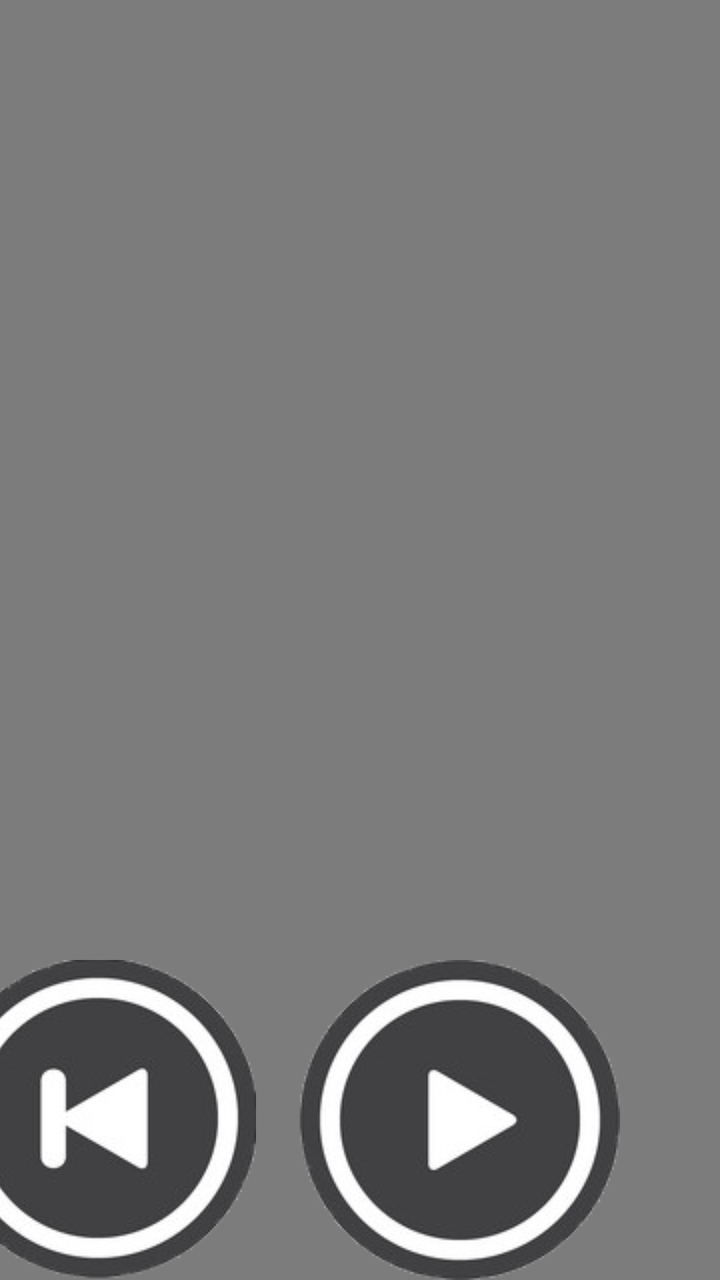
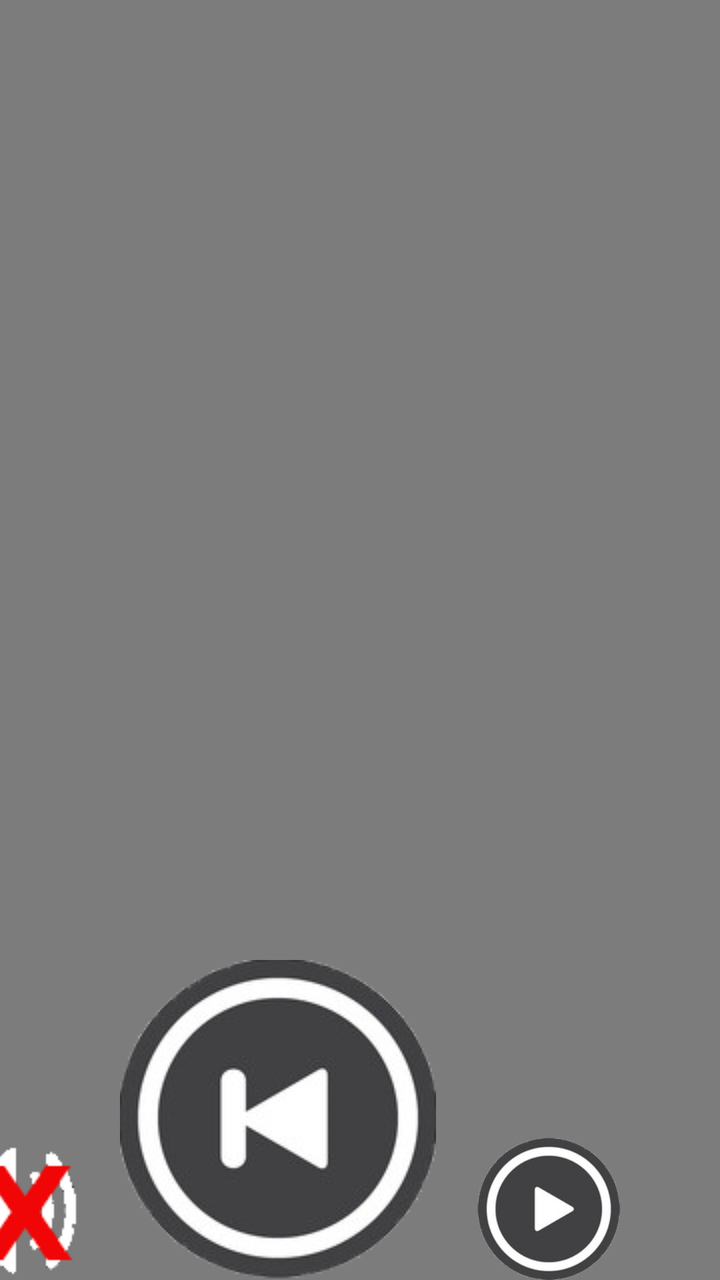

Two renders of the same Android screen: before a commit and after it. Below are the layout's source before the change and the commit's diff.
<!-- AndroidManifest.xml: application theme AppTheme -->
<!-- res/layout/player_control_buttons_layout.xml -->
<?xml version="1.0" encoding="utf-8"?>
<LinearLayout xmlns:android="http://schemas.android.com/apk/res/android"
    android:orientation="horizontal"
    android:layout_width="match_parent"
    android:layout_height="wrap_content"
    android:layout_margin="0dp"
    android:padding="0dp"
    android:background="@color/transparentMediumDark"
    android:gravity="center_horizontal|bottom">

    <ImageButton
        android:id="@+id/previousMediaImageButton"
        android:layout_width="wrap_content"
        android:layout_height="wrap_content"
        android:layout_marginLeft="20dp"
        android:layout_marginRight="0dp"
        android:scaleType="centerInside"
        android:adjustViewBounds="true"
        android:src="@drawable/previous_media_button_image"
        android:background="@drawable/main_menuitem_background_color">
    </ImageButton>
    <FrameLayout
        android:id="@+id/playPauseButtonFrameLayout"
        android:layout_width="wrap_content"
        android:layout_height="wrap_content"
        android:layout_marginLeft="20dp"
        android:layout_marginRight="0dp">
        <ImageButton
            android:id="@+id/playMediaImageButton"
            android:layout_width="wrap_content"
            android:layout_height="wrap_content"
            android:scaleType="centerInside"
            android:adjustViewBounds="true"
            android:src="@drawable/play_media_button_image"
            android:background="@drawable/main_menuitem_background_color"
            android:visibility="visible">
        </ImageButton>
        <ImageButton
            android:id="@+id/pauseMediaImageButton"
            android:layout_width="wrap_content"
            android:layout_height="wrap_content"
            android:scaleType="centerInside"
            android:adjustViewBounds="true"
            android:src="@drawable/pause_media_button_image"
            android:background="@drawable/main_menuitem_background_color"
            android:visibility="gone">
        </ImageButton>
    </FrameLayout>
    <ImageButton
        android:id="@+id/replayMediaImageButton"
        android:layout_width="wrap_content"
        android:layout_height="wrap_content"
        android:layout_marginLeft="20dp"
        android:layout_marginRight="0dp"
        android:scaleType="centerInside"
        android:adjustViewBounds="true"
        android:src="@drawable/replay_media_button_image"
        android:background="@drawable/main_menuitem_background_color">
    </ImageButton>
    <ImageButton
        android:id="@+id/stopMediaImageButton"
        android:layout_width="wrap_content"
        android:layout_height="wrap_content"
        android:layout_marginLeft="20dp"
        android:layout_marginRight="0dp"
        android:scaleType="centerInside"
        android:adjustViewBounds="true"
        android:src="@drawable/stop_media_button_image"
        android:background="@drawable/main_menuitem_background_color">
    </ImageButton>
    <ImageButton
        android:id="@+id/nextMediaImageButton"
        android:layout_width="wrap_content"
        android:layout_height="wrap_content"
        android:layout_marginLeft="20dp"
        android:layout_marginRight="0dp"
        android:scaleType="centerInside"
        android:adjustViewBounds="true"
        android:src="@drawable/next_media_button_image"
        android:background="@drawable/main_menuitem_background_color">
    </ImageButton>
    <ImageButton
        android:id="@+id/heartImageButton"
        android:layout_width="wrap_content"
        android:layout_height="wrap_content"
        android:layout_marginLeft="20dp"
        android:layout_marginRight="0dp"
        android:scaleType="centerInside"
        android:adjustViewBounds="true"
        android:src="@drawable/heart"
        android:background="@drawable/main_menuitem_background_color">
    </ImageButton>
    <ImageButton
        android:id="@+id/actionMenuImageButton"
        android:layout_width="wrap_content"
        android:layout_height="wrap_content"
        android:layout_marginLeft="20dp"
        android:padding="0dp"
        android:scaleType="centerInside"
        android:adjustViewBounds="true"
        android:src="@drawable/circle_and_three_dots"
        android:background="@drawable/main_menuitem_background_color">
    </ImageButton>

</LinearLayout>
<!-- resources referenced by this layout -->
<resources>
  <color name="transparentMediumDark">#80000000</color>
  <!-- drawable circle_and_three_dots: png bitmap (drawable, 3522 bytes) -->
  <!-- drawable heart: png bitmap (drawable, 11360 bytes) -->
  <!-- drawable main_menuitem_background_color (drawable) -->
  <?xml version="1.0" encoding="utf-8"?>
  <selector xmlns:android="http://schemas.android.com/apk/res/android">
      <item
          android:state_pressed="true"
          android:drawable="@color/red">
      </item>
      <item
          android:drawable="@android:color/transparent">
      </item>
  </selector>
  <!-- drawable next_media_button_image: png bitmap (drawable, 37559 bytes) -->
  <!-- drawable pause_media_button_image: png bitmap (drawable, 35894 bytes) -->
  <!-- drawable play_media_button_image: png bitmap (drawable, 36219 bytes) -->
  <!-- drawable previous_media_button_image: png bitmap (drawable, 36901 bytes) -->
  <!-- drawable replay_media_button_image: png bitmap (drawable, 41000 bytes) -->
  <!-- drawable stop_media_button_image: png bitmap (drawable, 35166 bytes) -->
  <style name="AppTheme" parent="Theme.AppCompat.Light.NoActionBar">
          
          <item name="android:windowFullscreen">true</item>
          <item name="colorPrimary">@android:color/black</item>
          <item name="colorPrimaryDark">@color/colorPrimaryDark</item>
          <item name="colorAccent">@color/colorAccent</item>
          <item name="android:textColor">@color/white</item>
          <item name="android:textSize">72px</item>
          <item name="android:textStyle">normal</item>
          <item name="android:textAllCaps">false</item>
      </style>
  <color name="red">#ff0000</color>
  <color name="colorPrimaryDark">#303F9F</color>
  <color name="colorAccent">#FF4081</color>
  <color name="white">#FFFFFF</color>
</resources>

<!-- the commit's change to res/layout/player_control_buttons_layout.xml (unified diff, before → after) -->
@@ -8,12 +8,39 @@
     android:background="@color/transparentMediumDark"
     android:gravity="center_horizontal|bottom">
 
+    <FrameLayout
+        android:id="@+id/volumeButtonFrameLayout"
+        android:layout_width="wrap_content"
+        android:layout_height="wrap_content"
+        android:layout_marginStart="20dp"
+        android:layout_marginEnd="0dp">
+        <ImageButton
+            android:id="@+id/nonVolumeImageButton"
+            android:layout_width="wrap_content"
+            android:layout_height="wrap_content"
+            android:scaleType="centerInside"
+            android:adjustViewBounds="true"
+            android:src="@drawable/non_volume"
+            android:visibility="visible"
+            android:background="@drawable/main_menuitem_background_color">
+        </ImageButton>
+        <ImageButton
+            android:id="@+id/volumeImageButton"
+            android:layout_width="wrap_content"
+            android:layout_height="wrap_content"
+            android:scaleType="centerInside"
+            android:adjustViewBounds="true"
+            android:src="@drawable/volume"
+            android:visibility="gone"
+            android:background="@drawable/main_menuitem_background_color">
+        </ImageButton>
+    </FrameLayout>
     <ImageButton
         android:id="@+id/previousMediaImageButton"
         android:layout_width="wrap_content"
         android:layout_height="wrap_content"
-        android:layout_marginLeft="20dp"
-        android:layout_marginRight="0dp"
+        android:layout_marginStart="20dp"
+        android:layout_marginEnd="0dp"
         android:scaleType="centerInside"
         android:adjustViewBounds="true"
         android:src="@drawable/previous_media_button_image"
@@ -23,8 +50,8 @@
         android:id="@+id/playPauseButtonFrameLayout"
         android:layout_width="wrap_content"
         android:layout_height="wrap_content"
-        android:layout_marginLeft="20dp"
-        android:layout_marginRight="0dp">
+        android:layout_marginStart="20dp"
+        android:layout_marginEnd="0dp">
         <ImageButton
             android:id="@+id/playMediaImageButton"
             android:layout_width="wrap_content"
@@ -50,8 +77,8 @@
         android:id="@+id/replayMediaImageButton"
         android:layout_width="wrap_content"
         android:layout_height="wrap_content"
-        android:layout_marginLeft="20dp"
-        android:layout_marginRight="0dp"
+        android:layout_marginStart="20dp"
+        android:layout_marginEnd="0dp"
         android:scaleType="centerInside"
         android:adjustViewBounds="true"
         android:src="@drawable/replay_media_button_image"
@@ -61,8 +88,8 @@
         android:id="@+id/stopMediaImageButton"
         android:layout_width="wrap_content"
         android:layout_height="wrap_content"
-        android:layout_marginLeft="20dp"
-        android:layout_marginRight="0dp"
+        android:layout_marginStart="20dp"
+        android:layout_marginEnd="0dp"
         android:scaleType="centerInside"
         android:adjustViewBounds="true"
         android:src="@drawable/stop_media_button_image"
@@ -72,8 +99,8 @@
         android:id="@+id/nextMediaImageButton"
         android:layout_width="wrap_content"
         android:layout_height="wrap_content"
-        android:layout_marginLeft="20dp"
-        android:layout_marginRight="0dp"
+        android:layout_marginStart="20dp"
+        android:layout_marginEnd="0dp"
         android:scaleType="centerInside"
         android:adjustViewBounds="true"
         android:src="@drawable/next_media_button_image"
@@ -83,8 +110,8 @@
         android:id="@+id/heartImageButton"
         android:layout_width="wrap_content"
         android:layout_height="wrap_content"
-        android:layout_marginLeft="20dp"
-        android:layout_marginRight="0dp"
+        android:layout_marginStart="20dp"
+        android:layout_marginEnd="0dp"
         android:scaleType="centerInside"
         android:adjustViewBounds="true"
         android:src="@drawable/heart"
@@ -94,7 +121,7 @@
         android:id="@+id/actionMenuImageButton"
         android:layout_width="wrap_content"
         android:layout_height="wrap_content"
-        android:layout_marginLeft="20dp"
+        android:layout_marginStart="20dp"
         android:padding="0dp"
         android:scaleType="centerInside"
         android:adjustViewBounds="true"
<!-- resource entries referenced after the edit -->
@@ -15,11 +15,13 @@
       </item>
   </selector>
   <!-- drawable next_media_button_image: png bitmap (drawable, 37559 bytes) -->
+  <!-- drawable non_volume: png bitmap (drawable, 14805 bytes) -->
   <!-- drawable pause_media_button_image: png bitmap (drawable, 35894 bytes) -->
   <!-- drawable play_media_button_image: png bitmap (drawable, 36219 bytes) -->
   <!-- drawable previous_media_button_image: png bitmap (drawable, 36901 bytes) -->
   <!-- drawable replay_media_button_image: png bitmap (drawable, 41000 bytes) -->
   <!-- drawable stop_media_button_image: png bitmap (drawable, 35166 bytes) -->
+  <!-- drawable volume: png bitmap (drawable, 11514 bytes) -->
   <style name="AppTheme" parent="Theme.AppCompat.Light.NoActionBar">
           
           <item name="android:windowFullscreen">true</item>
